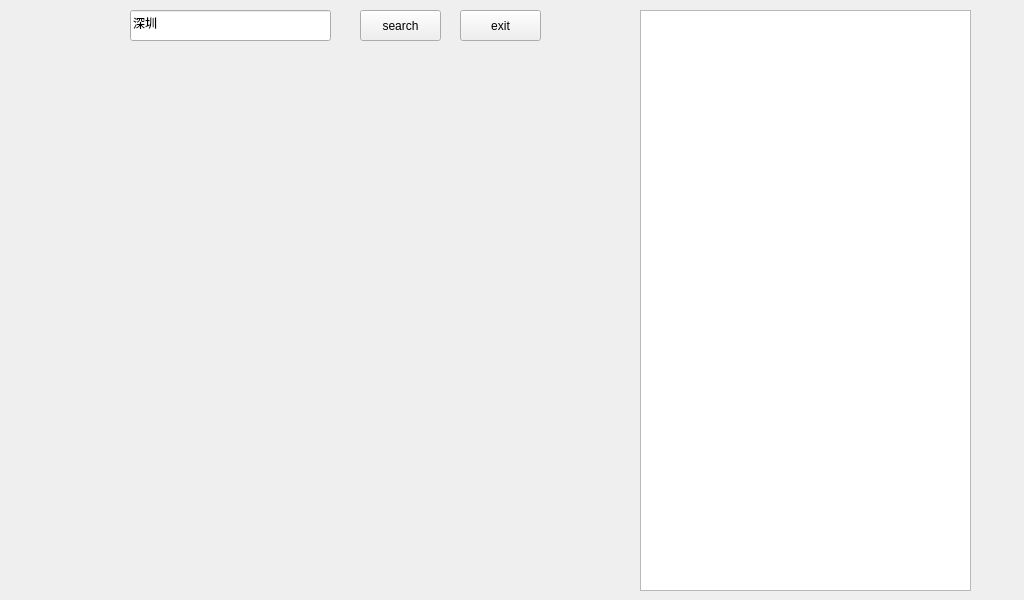
Qt form APP/weather.ui (zhengshizaixia/QT-APP) before a commit.
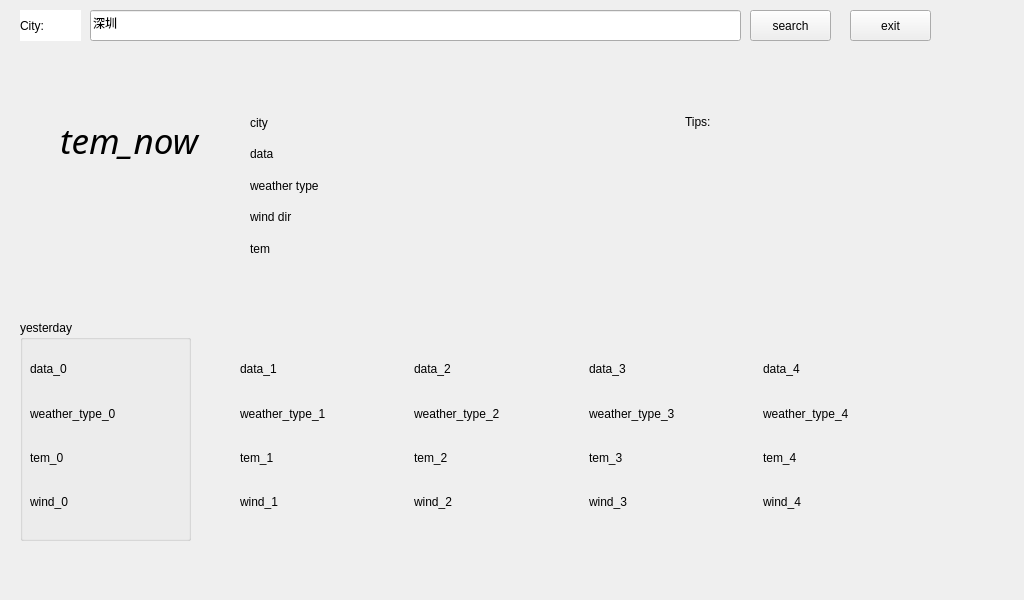
The same form after that commit.

Commit message: 优化天气预报界面

What changed in the file:
```diff
--- a/APP/weather.ui
+++ b/APP/weather.ui
@@ -16,7 +16,7 @@
   <widget class="QPushButton" name="bt_search">
    <property name="geometry">
     <rect>
-     <x>360</x>
+     <x>750</x>
      <y>10</y>
      <width>81</width>
      <height>31</height>
@@ -29,9 +29,9 @@
   <widget class="QLineEdit" name="le_city">
    <property name="geometry">
     <rect>
-     <x>130</x>
+     <x>90</x>
      <y>10</y>
-     <width>201</width>
+     <width>651</width>
      <height>31</height>
     </rect>
    </property>
@@ -39,20 +39,122 @@
     <string>深圳</string>
    </property>
   </widget>
-  <widget class="QTextEdit" name="te_info">
+  <widget class="QLabel" name="lb_city_serch">
    <property name="geometry">
     <rect>
-     <x>640</x>
+     <x>20</x>
      <y>10</y>
-     <width>331</width>
-     <height>581</height>
+     <width>61</width>
+     <height>31</height>
     </rect>
+   </property>
+   <property name="styleSheet">
+    <string notr="true">background-color: rgb(255, 255, 255);</string>
+   </property>
+   <property name="text">
+    <string>City:</string>
+   </property>
+  </widget>
+  <widget class="QLabel" name="lb_tem_now">
+   <property name="geometry">
+    <rect>
+     <x>60</x>
+     <y>120</y>
+     <width>171</width>
+     <height>41</height>
+    </rect>
+   </property>
+   <property name="font">
+    <font>
+     <family>Waree</family>
+     <pointsize>26</pointsize>
+     <italic>true</italic>
+    </font>
+   </property>
+   <property name="styleSheet">
+    <string notr="true"/>
+   </property>
+   <property name="text">
+    <string>tem_now</string>
+   </property>
+  </widget>
+  <widget class="QGroupBox" name="groupBox">
+   <property name="geometry">
+    <rect>
+     <x>20</x>
+     <y>320</y>
+     <width>171</width>
+     <height>221</height>
+    </rect>
+   </property>
+   <property name="title">
+    <string>yesterday</string>
+   </property>
+   <widget class="QWidget" name="">
+    <property name="geometry">
+     <rect>
+      <x>10</x>
+      <y>30</y>
+      <width>151</width>
+      <height>171</height>
+     </rect>
+    </property>
+    <layout class="QVBoxLayout" name="verticalLayout_6">
+     <item>
+      <widget class="QLabel" name="lb_data_0">
+       <property name="text">
+        <string>data_0</string>
+       </property>
+      </widget>
+     </item>
+     <item>
+      <widget class="QLabel" name="lb_type_0">
+       <property name="text">
+        <string>weather_type_0</string>
+       </property>
+      </widget>
+     </item>
+     <item>
+      <widget class="QLabel" name="lb_tem_0">
+       <property name="text">
+        <string>tem_0</string>
+       </property>
+      </widget>
+     </item>
+     <item>
+      <widget class="QLabel" name="lb_wind_0">
+       <property name="text">
+        <string>wind_0</string>
+       </property>
+      </widget>
+     </item>
+    </layout>
+   </widget>
+  </widget>
+  <widget class="QTextBrowser" name="tb_tips">
+   <property name="geometry">
+    <rect>
+     <x>680</x>
+     <y>110</y>
+     <width>256</width>
+     <height>181</height>
+    </rect>
+   </property>
+   <property name="styleSheet">
+    <string notr="true">background-color: rgba(255, 255, 255, 0);</string>
+   </property>
+   <property name="html">
+    <string>&lt;!DOCTYPE HTML PUBLIC &quot;-//W3C//DTD HTML 4.0//EN&quot; &quot;http://www.w3.org/TR/REC-html40/strict.dtd&quot;&gt;
+&lt;html&gt;&lt;head&gt;&lt;meta name=&quot;qrichtext&quot; content=&quot;1&quot; /&gt;&lt;style type=&quot;text/css&quot;&gt;
+p, li { white-space: pre-wrap; }
+&lt;/style&gt;&lt;/head&gt;&lt;body style=&quot; font-family:'Sans Serif'; font-size:9pt; font-weight:400; font-style:normal;&quot;&gt;
+&lt;p style=&quot; margin-top:0px; margin-bottom:0px; margin-left:0px; margin-right:0px; -qt-block-indent:0; text-indent:0px;&quot;&gt;&lt;span style=&quot; font-family:'Sans Serif';&quot;&gt;Tips:&lt;/span&gt;&lt;/p&gt;&lt;/body&gt;&lt;/html&gt;</string>
    </property>
   </widget>
   <widget class="QPushButton" name="bt_exit">
    <property name="geometry">
     <rect>
-     <x>460</x>
+     <x>850</x>
      <y>10</y>
      <width>81</width>
      <height>31</height>
@@ -62,6 +164,213 @@
     <string>exit</string>
    </property>
   </widget>
+  <widget class="QWidget" name="">
+   <property name="geometry">
+    <rect>
+     <x>240</x>
+     <y>350</y>
+     <width>691</width>
+     <height>171</height>
+    </rect>
+   </property>
+   <layout class="QHBoxLayout" name="horizontalLayout">
+    <item>
+     <layout class="QVBoxLayout" name="verticalLayout">
+      <item>
+       <widget class="QLabel" name="lb_data_1">
+        <property name="styleSheet">
+         <string notr="true"/>
+        </property>
+        <property name="text">
+         <string>data_1</string>
+        </property>
+       </widget>
+      </item>
+      <item>
+       <widget class="QLabel" name="lb_type_1">
+        <property name="styleSheet">
+         <string notr="true"/>
+        </property>
+        <property name="text">
+         <string>weather_type_1</string>
+        </property>
+       </widget>
+      </item>
+      <item>
+       <widget class="QLabel" name="lb_tem_1">
+        <property name="styleSheet">
+         <string notr="true"/>
+        </property>
+        <property name="text">
+         <string>tem_1</string>
+        </property>
+       </widget>
+      </item>
+      <item>
+       <widget class="QLabel" name="lb_wind_1">
+        <property name="styleSheet">
+         <string notr="true"/>
+        </property>
+        <property name="text">
+         <string>wind_1</string>
+        </property>
+       </widget>
+      </item>
+     </layout>
+    </item>
+    <item>
+     <layout class="QVBoxLayout" name="verticalLayout_2">
+      <item>
+       <widget class="QLabel" name="lb_data_2">
+        <property name="text">
+         <string>data_2</string>
+        </property>
+       </widget>
+      </item>
+      <item>
+       <widget class="QLabel" name="lb_type_2">
+        <property name="text">
+         <string>weather_type_2</string>
+        </property>
+       </widget>
+      </item>
+      <item>
+       <widget class="QLabel" name="lb_tem_2">
+        <property name="text">
+         <string>tem_2</string>
+        </property>
+       </widget>
+      </item>
+      <item>
+       <widget class="QLabel" name="lb_wind_2">
+        <property name="text">
+         <string>wind_2</string>
+        </property>
+       </widget>
+      </item>
+     </layout>
+    </item>
+    <item>
+     <layout class="QVBoxLayout" name="verticalLayout_3">
+      <item>
+       <widget class="QLabel" name="lb_data_3">
+        <property name="text">
+         <string>data_3</string>
+        </property>
+       </widget>
+      </item>
+      <item>
+       <widget class="QLabel" name="lb_type_3">
+        <property name="text">
+         <string>weather_type_3</string>
+        </property>
+       </widget>
+      </item>
+      <item>
+       <widget class="QLabel" name="lb_tem_3">
+        <property name="text">
+         <string>tem_3</string>
+        </property>
+       </widget>
+      </item>
+      <item>
+       <widget class="QLabel" name="lb_wind_3">
+        <property name="text">
+         <string>wind_3</string>
+        </property>
+       </widget>
+      </item>
+     </layout>
+    </item>
+    <item>
+     <layout class="QVBoxLayout" name="verticalLayout_4">
+      <item>
+       <widget class="QLabel" name="lb_data_4">
+        <property name="text">
+         <string>data_4</string>
+        </property>
+       </widget>
+      </item>
+      <item>
+       <widget class="QLabel" name="lb_type_4">
+        <property name="text">
+         <string>weather_type_4</string>
+        </property>
+       </widget>
+      </item>
+      <item>
+       <widget class="QLabel" name="lb_tem_4">
+        <property name="text">
+         <string>tem_4</string>
+        </property>
+       </widget>
+      </item>
+      <item>
+       <widget class="QLabel" name="lb_wind_4">
+        <property name="text">
+         <string>wind_4</string>
+        </property>
+       </widget>
+      </item>
+     </layout>
+    </item>
+   </layout>
+  </widget>
+  <widget class="QWidget" name="">
+   <property name="geometry">
+    <rect>
+     <x>250</x>
+     <y>110</y>
+     <width>151</width>
+     <height>151</height>
+    </rect>
+   </property>
+   <layout class="QVBoxLayout" name="verticalLayout_5">
+    <item>
+     <widget class="QLabel" name="lb_city">
+      <property name="text">
+       <string>city</string>
+      </property>
+     </widget>
+    </item>
+    <item>
+     <widget class="QLabel" name="lb_data">
+      <property name="text">
+       <string>data</string>
+      </property>
+     </widget>
+    </item>
+    <item>
+     <widget class="QLabel" name="lb_weather_type">
+      <property name="styleSheet">
+       <string notr="true">
+</string>
+      </property>
+      <property name="text">
+       <string>weather type</string>
+      </property>
+     </widget>
+    </item>
+    <item>
+     <widget class="QLabel" name="lb_wind_dir">
+      <property name="styleSheet">
+       <string notr="true">
+</string>
+      </property>
+      <property name="text">
+       <string>wind dir</string>
+      </property>
+     </widget>
+    </item>
+    <item>
+     <widget class="QLabel" name="lb_tem">
+      <property name="text">
+       <string>tem</string>
+      </property>
+     </widget>
+    </item>
+   </layout>
+  </widget>
  </widget>
  <resources/>
  <connections/>
```
The commit also changes 6 other files.
